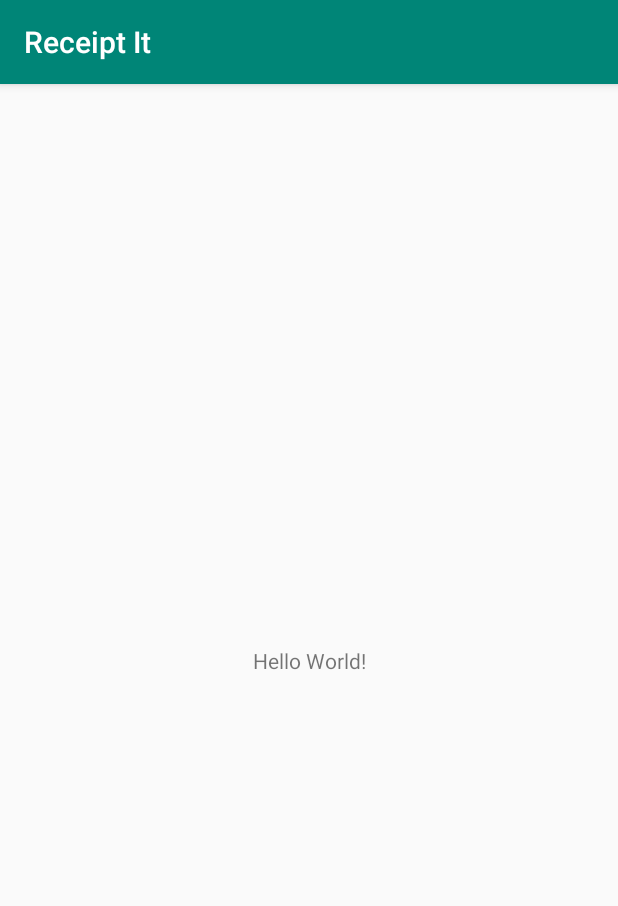
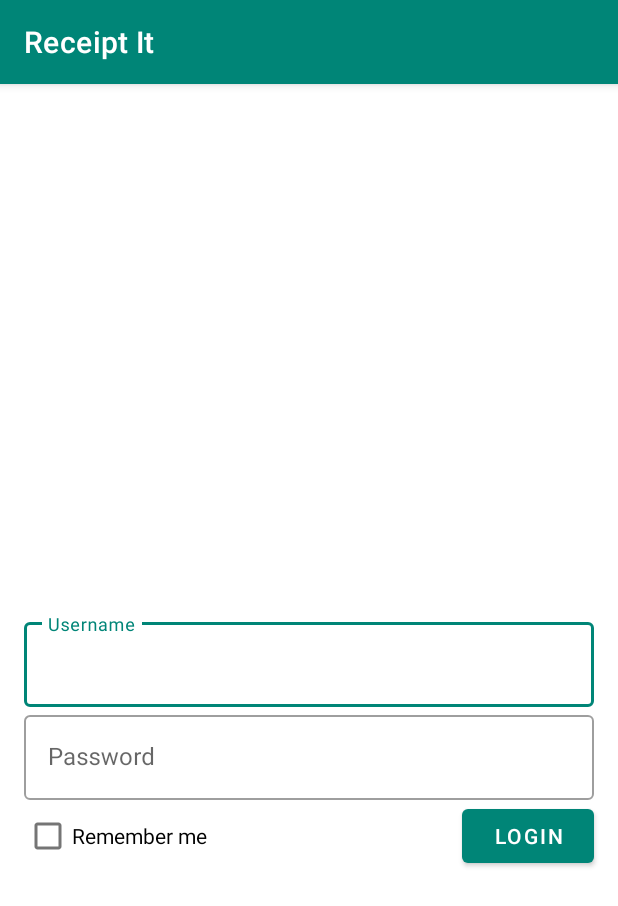
Before and after one commit to ReceiptIt/android-receipt-it, an Android app: the screen it shows after launch (MainActivity before the commit, LoginActivity after it), on a phone screen of 412 x 824 dp. Shown: the top 906 px of the screen. Run offline under Robolectric (Android 15) with nearby library versions, the phone set to English and light mode, and no system bars; our stand-ins replace data binding; 6 statements that could not run were skipped.

Commit message:
add login UI page

```diff
--- a/app/build.gradle
+++ b/app/build.gradle
@@ -21,6 +21,9 @@ android {
             proguardFiles getDefaultProguardFile('proguard-android-optimize.txt'), 'proguard-rules.pro'
         }
     }
+    dataBinding {
+        enabled = true
+    }
 }
 
 dependencies {
@@ -32,4 +35,8 @@ dependencies {
     testImplementation 'junit:junit:4.12'
     androidTestImplementation 'androidx.test:runner:1.2.0'
     androidTestImplementation 'androidx.test.espresso:espresso-core:3.2.0'
+    implementation 'androidx.lifecycle:lifecycle-extensions:2.0.0'
+
+    implementation 'com.google.android.material:material:1.0.0'
+
 }
--- a/app/src/main/AndroidManifest.xml
+++ b/app/src/main/AndroidManifest.xml
@@ -9,12 +9,13 @@
             android:roundIcon="@mipmap/ic_launcher_round"
             android:supportsRtl="true"
             android:theme="@style/AppTheme">
-        <activity android:name=".MainActivity">
+        <activity android:name=".login.LoginActivity">
             <intent-filter>
                 <action android:name="android.intent.action.MAIN"/>
-
                 <category android:name="android.intent.category.LAUNCHER"/>
             </intent-filter>
+        </activity>
+        <activity android:name=".MainActivity">
         </activity>
     </application>
 
--- /dev/null
+++ b/app/src/main/java/com/receiptit/login/LoginActivity.kt
@@ -0,0 +1,52 @@
+package com.receiptit.login
+
+import androidx.appcompat.app.AppCompatActivity
+import android.os.Bundle
+import android.widget.Toast
+import androidx.databinding.DataBindingUtil
+import androidx.lifecycle.ViewModelProviders
+import com.receiptit.R
+import com.receiptit.databinding.ActivityLoginBinding
+import com.receiptit.viewModel.ViewModelFactory
+import kotlinx.android.synthetic.main.activity_login.*
+
+
+class LoginActivity : AppCompatActivity() {
+
+    val model: LoginViewModel by lazy {
+        ViewModelProviders.of(this, ViewModelFactory {LoginViewModel()}).get(LoginViewModel::class.java)
+    }
+
+    override fun onCreate(savedInstanceState: Bundle?) {
+        super.onCreate(savedInstanceState)
+
+        val binding: ActivityLoginBinding = DataBindingUtil.setContentView(this, R.layout.activity_login)
+        binding.viewmodel = model
+        binding.lifecycleOwner = this
+
+        //TODO: find a way to access EditText value via data binding
+        btn_login_button.setOnClickListener {
+            showLoginInvalidMessage()
+
+        }
+    }
+
+    fun showLoginInvalidMessage() {
+        if (ed_username.text.toString() == "" || ed_password.text.toString() == "" )
+            Toast.makeText(this, getString(R.string.login_error_empty_username_or_password), Toast.LENGTH_SHORT).show()
+        return
+    }
+
+    fun rememberUser() {
+        if (cb_remember_me.isChecked) {
+            storeUserInfoIntoCache()
+        }
+    }
+
+    //TODO: store user info into cache
+    fun storeUserInfoIntoCache() {
+    }
+
+
+
+}
--- /dev/null
+++ b/app/src/main/java/com/receiptit/login/LoginViewModel.kt
@@ -0,0 +1,69 @@
+package com.receiptit.login
+
+import androidx.lifecycle.LiveData
+import androidx.lifecycle.MutableLiveData
+import androidx.lifecycle.ViewModel
+
+
+class LoginViewModel :ViewModel() {
+    private var mutableUsername = MutableLiveData<String>().apply { value = "110" }
+    private var mutablePassword = MutableLiveData<String>().apply { value = "" }
+    private var mutableRememberMe = MutableLiveData<Boolean>().apply { value = false }
+
+    private val username: LiveData<String> = mutableUsername
+    private val password: LiveData<String> = mutablePassword
+    private val rememberMe: LiveData<Boolean> = mutableRememberMe
+
+
+    fun getUsername(): LiveData<String> {
+        return username
+    }
+
+    fun getPassword(): LiveData<String> {
+        return password
+    }
+
+    fun getRememberMe(): LiveData<Boolean> {
+        return rememberMe
+    }
+
+
+//
+//    fun setPassword(pass: String) {
+//        password.value = pass
+//    }
+//
+//
+//    fun setEnablelogin(enableString: String) {
+//        enableLogin.value = enableString
+//    }
+//
+////    @Bindable
+//    fun getUsername(): String {
+//        return username.value.toString()
+//    }
+//
+////    @Bindable
+//    fun getPassword(): String {
+//        return password.value.toString()
+//    }
+//
+////    @Bindable
+//    fun getEnableLogin(): String {
+//        return enableLogin.value.toString()
+//    }
+//
+////    @Bindable
+//    fun getRememberMe(): Boolean? {
+//        return rememberMe.value
+//    }
+
+//    fun onClick() {
+////        if (username.value == null || password.value == null)
+//
+//            _enableLogin.postValue(getUsername().value)
+////        else
+////            enableLogin.postValue(  "Good to go")
+//    }
+
+}
--- /dev/null
+++ b/app/src/main/java/com/receiptit/viewModel/ViewModelFactory.kt
@@ -0,0 +1,10 @@
+package com.receiptit.viewModel
+
+import androidx.lifecycle.ViewModel
+import androidx.lifecycle.ViewModelProvider
+
+class ViewModelFactory<T>(val creator: () -> T) : ViewModelProvider.Factory {
+    override fun <T : ViewModel?> create(modelClass: Class<T>): T {
+        return creator() as T
+    }
+}
--- /dev/null
+++ b/app/src/main/java/com/receiptit/viewModel/ViewModelUtil.kt
@@ -0,0 +1,22 @@
+package com.receiptit.viewModel
+
+import androidx.fragment.app.Fragment
+import androidx.fragment.app.FragmentActivity
+import androidx.lifecycle.ViewModel
+import androidx.lifecycle.ViewModelProviders
+
+class ViewModelUtil {
+    inline fun <reified T : ViewModel> Fragment.getViewModel(noinline creator: (() -> T)? = null): T {
+        return if (creator == null)
+            ViewModelProviders.of(this).get(T::class.java)
+        else
+            ViewModelProviders.of(this, ViewModelFactory(creator)).get(T::class.java)
+    }
+
+    inline fun <reified T : ViewModel> FragmentActivity.getViewModel(noinline creator: (() -> T)? = null): T {
+        return if (creator == null)
+            ViewModelProviders.of(this).get(T::class.java)
+        else
+            ViewModelProviders.of(this, ViewModelFactory(creator)).get(T::class.java)
+    }
+}
--- /dev/null
+++ b/app/src/main/res/layout/activity_login.xml
@@ -0,0 +1,73 @@
+<?xml version="1.0" encoding="utf-8"?>
+<layout xmlns:android="http://schemas.android.com/apk/res/android" xmlns:tools="http://schemas.android.com/tools"
+        xmlns:app="http://schemas.android.com/apk/res-auto">
+    <data>
+        <variable
+                name="viewmodel"
+                type="com.receiptit.login.LoginViewModel"/>
+    </data>
+    <androidx.constraintlayout.widget.ConstraintLayout
+            android:layout_width="match_parent"
+            android:layout_height="match_parent"
+            tools:context=".login.LoginActivity">
+
+        <com.google.android.material.textfield.TextInputLayout
+                android:layout_width="match_parent"
+                android:layout_height="wrap_content"
+                android:id="@+id/tl_username_layout"
+                app:layout_constraintTop_toTopOf="parent"
+                app:layout_constraintBottom_toBottomOf="parent"
+                app:layout_constraintLeft_toLeftOf="parent"
+                app:layout_constraintRight_toRightOf="parent"
+                android:layout_marginStart="@dimen/margin_left"
+                android:layout_marginEnd="@dimen/margin_left"
+                style="@style/Widget.MaterialComponents.TextInputLayout.OutlinedBox"
+                android:hint="@string/login_user_name">
+            <com.google.android.material.textfield.TextInputEditText
+                    android:layout_width="match_parent"
+                    android:layout_height="wrap_content"
+                    android:id="@+id/ed_username"
+                    android:text="@{viewmodel.username}"/>
+        </com.google.android.material.textfield.TextInputLayout>
+
+        <com.google.android.material.textfield.TextInputLayout
+                android:layout_width="match_parent"
+                android:layout_height="wrap_content"
+                android:id="@+id/tl_password_layout"
+                app:layout_constraintTop_toBottomOf="@id/tl_username_layout"
+                app:layout_constraintLeft_toLeftOf="parent"
+                app:layout_constraintRight_toRightOf="parent"
+                android:layout_marginStart="@dimen/margin_left"
+                android:layout_marginEnd="@dimen/margin_left"
+                style="@style/Widget.MaterialComponents.TextInputLayout.OutlinedBox"
+                android:hint="@string/login_user_password">
+            <com.google.android.material.textfield.TextInputEditText
+                    android:layout_width="match_parent"
+                    android:layout_height="wrap_content"
+                    android:id="@+id/ed_password"
+                    android:inputType="textPassword"
+                    android:text="@{viewmodel.password}"/>
+        </com.google.android.material.textfield.TextInputLayout>
+
+        <com.google.android.material.button.MaterialButton
+                android:layout_width="wrap_content"
+                android:layout_height="wrap_content"
+                android:id="@+id/btn_login_button"
+                app:layout_constraintTop_toBottomOf="@id/tl_password_layout"
+                app:layout_constraintRight_toRightOf="parent"
+                android:layout_marginEnd="@dimen/margin_left"
+                android:text="@string/login_button"/>
+
+        <CheckBox
+                  android:layout_width="wrap_content"
+                  android:layout_height="wrap_content"
+                  android:id="@+id/cb_remember_me"
+                  android:layout_marginStart="@dimen/margin_left"
+                  app:layout_constraintTop_toBottomOf="@id/tl_password_layout"
+                  app:layout_constraintLeft_toLeftOf="parent"
+                  android:text="@string/login_remember_me"
+                  android:checked="@{viewmodel.rememberMe}"/>
+
+
+    </androidx.constraintlayout.widget.ConstraintLayout>
+</layout>
--- /dev/null
+++ b/app/src/main/res/values/dimens.xml
@@ -0,0 +1,5 @@
+<?xml version="1.0" encoding="utf-8"?>
+<resources>
+    <dimen name="margin_left">16dp</dimen>
+    <dimen name="margin_right">16dp</dimen>
+</resources>
--- a/app/src/main/res/values/strings.xml
+++ b/app/src/main/res/values/strings.xml
@@ -1,3 +1,9 @@
 <resources>
     <string name="app_name">Receipt It</string>
+    <string name="login_user_name">Username</string>
+    <string name="login_user_password">Password</string>
+    <string name="login_button">login</string>
+    <string name="login_remember_me">Remember me</string>
+    <string name="login_error_empty_username_or_password">Username or password should not be empty!</string>
+
 </resources>
--- a/app/src/main/res/values/styles.xml
+++ b/app/src/main/res/values/styles.xml
@@ -1,7 +1,7 @@
 <resources>
 
     <!-- Base application theme. -->
-    <style name="AppTheme" parent="Theme.AppCompat.Light.DarkActionBar">
+    <style name="AppTheme" parent="Theme.MaterialComponents.Light.DarkActionBar">
         <!-- Customize your theme here. -->
         <item name="colorPrimary">@color/colorPrimary</item>
         <item name="colorPrimaryDark">@color/colorPrimaryDark</item>
--- a/build.gradle
+++ b/build.gradle
@@ -1,7 +1,11 @@
 // Top-level build file where you can add configuration options common to all sub-projects/modules.
 
 buildscript {
-    ext.kotlin_version = '1.3.31'
+    ext {
+        kotlin_version = '1.3.31'
+        support_lib_version = '28.0.0'
+    }
+
     repositories {
         google()
         jcenter()
```
